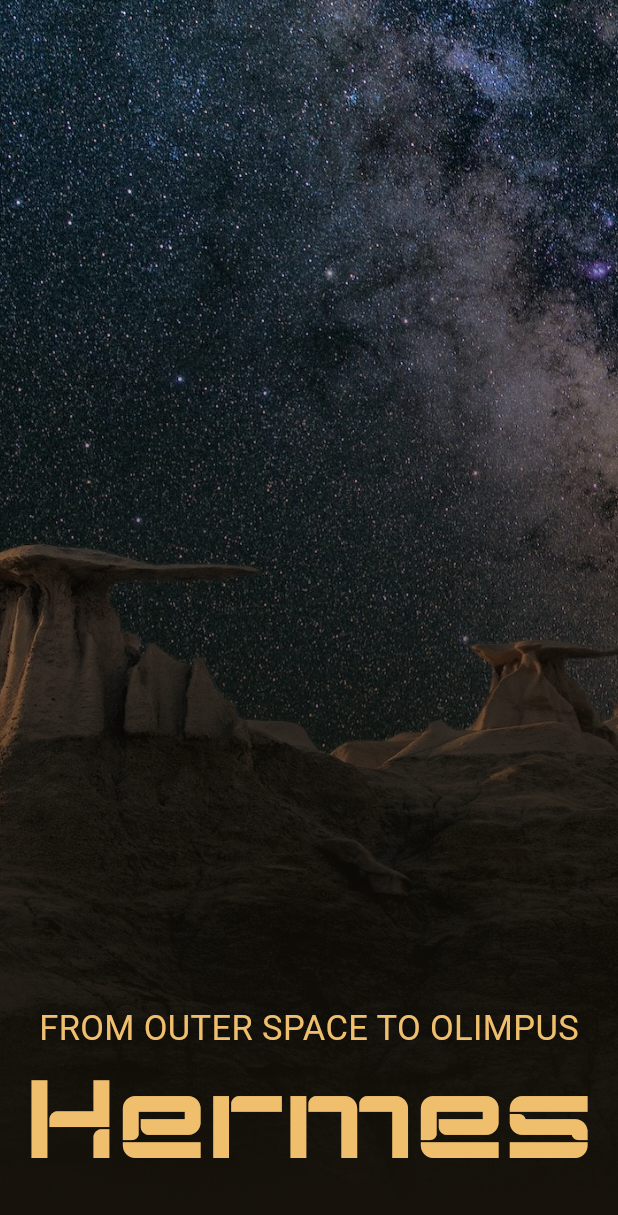
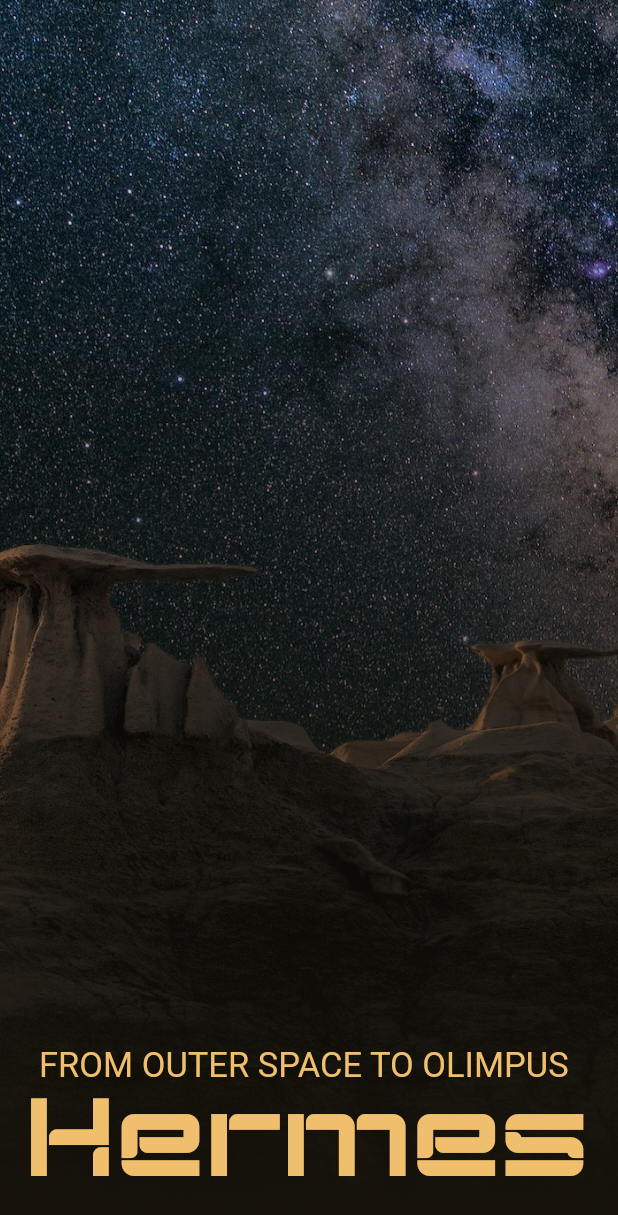
Before and after one commit to Spaceapps2023-HermesTravel/hermes_flutter, a Flutter app: the HomePage widget shown alone on an empty page, opened directly, on a phone screen of 412 x 824 dp. Shown: the top 1215 px of the screen. Run offline on Flutter 3.47's test engine with Material 2 defaults, Android fonts, the light colour scheme and no system bars; drawn by our look-alikes of auto_size_text.

Commit message:
style things better

```diff
--- a/analysis_options.yaml
+++ b/analysis_options.yaml
@@ -23,6 +23,7 @@ linter:
   rules:
     prefer_relative_imports: true
     prefer_const_constructors: false
+    prefer_const_literals_to_create_immutables: false
     # avoid_print: false  # Uncomment to disable the `avoid_print` rule
     # prefer_single_quotes: true  # Uncomment to enable the `prefer_single_quotes` rule
 
--- a/lib/pages/home_page.dart
+++ b/lib/pages/home_page.dart
@@ -7,6 +7,7 @@ class HomePage extends StatelessWidget {
   @override
   Widget build(BuildContext context) {
     final t = Theme.of(context);
+    final tt = t.textTheme;
     final c = t.colorScheme;
     final s = MediaQuery.of(context).size;
     return Column(
@@ -40,23 +41,13 @@ class HomePage extends StatelessWidget {
                 children: [
                   Padding(
                     padding: const EdgeInsets.symmetric(horizontal: 10.0),
-                    child: AutoSizeText(
-                      'FROM OUTER SPACE TO OLIMPUS',
-                      maxLines: 1,
-                      style: TextStyle(
-                        color: c.primary,
-                        fontSize: 32,
-                      ),
-                    ),
+                    child: AutoSizeText('FROM OUTER SPACE TO OLIMPUS',
+                        maxLines: 1, style: tt.headlineLarge),
                   ),
                   AutoSizeText(
                     'Hermes',
                     maxLines: 1,
-                    style: TextStyle(
-                      color: c.primary,
-                      fontFamily: 'Ron',
-                      fontSize: 192,
-                    ),
+                    style: tt.displayLarge,
                   ),
                 ],
               ),
@@ -67,7 +58,7 @@ class HomePage extends StatelessWidget {
           padding: const EdgeInsets.all(8.0),
           child: Text(
             "Destinations ready to EXPLORE:",
-            style: TextStyle(fontSize: 28, color: c.primary),
+            style: tt.headlineMedium,
           ),
         ),
         Row(
--- a/lib/pages/website_scaffold.dart
+++ b/lib/pages/website_scaffold.dart
@@ -42,7 +42,6 @@ class _WebsiteScaffoldState extends State<WebsiteScaffold> {
 
   @override
   Widget build(BuildContext context) {
-    final t = Theme.of(context);
     return Scaffold(
       body: ListView(
         children: [
--- /dev/null
+++ b/lib/theme.dart
@@ -0,0 +1,38 @@
+import 'package:flutter/material.dart';
+
+final _base = ThemeData(
+  colorScheme: ColorScheme.fromSeed(
+    seedColor: Color(0x00edaa25),
+    brightness: Brightness.dark,
+  ),
+  useMaterial3: true,
+);
+
+final _c = _base.colorScheme;
+final _tt = _base.textTheme;
+final darkTheme = _base.copyWith(
+  textTheme: _base.textTheme.copyWith(
+    displayLarge: _tt.displayLarge!.copyWith(
+      color: _c.primary,
+      fontSize: 192,
+      fontFamily: 'Ron',
+    ),
+    displayMedium: _tt.displayMedium!.copyWith(
+      color: _c.primary,
+      fontSize: 86,
+      fontFamily: 'Ron',
+    ),
+    headlineLarge: _tt.headlineLarge!.copyWith(
+      color: _c.primary,
+      fontSize: 32,
+    ),
+    headlineMedium: _tt.headlineMedium!.copyWith(
+      color: _c.primary,
+      fontSize: 24,
+    ),
+    headlineSmall: _tt.headlineSmall!.copyWith(
+      color: _c.primary,
+      fontSize: 16,
+    ),
+  ),
+);
--- a/lib/top_navigation_bar.dart
+++ b/lib/top_navigation_bar.dart
@@ -29,10 +29,7 @@ class TopNavigationBar extends StatelessWidget {
           ),
           child: TextButton(
             onPressed: () => onSelected(page),
-            child: Text(
-              page.title,
-              style: tt.headlineSmall!.copyWith(color: c.primary),
-            ),
+            child: Text(page.title, style: tt.headlineMedium),
           ),
         );
     return Container(
```
Also changed, not shown: lib/main.dart (+2 -7 lines), lib/pages/tours_page.dart (+2 -8 lines).
